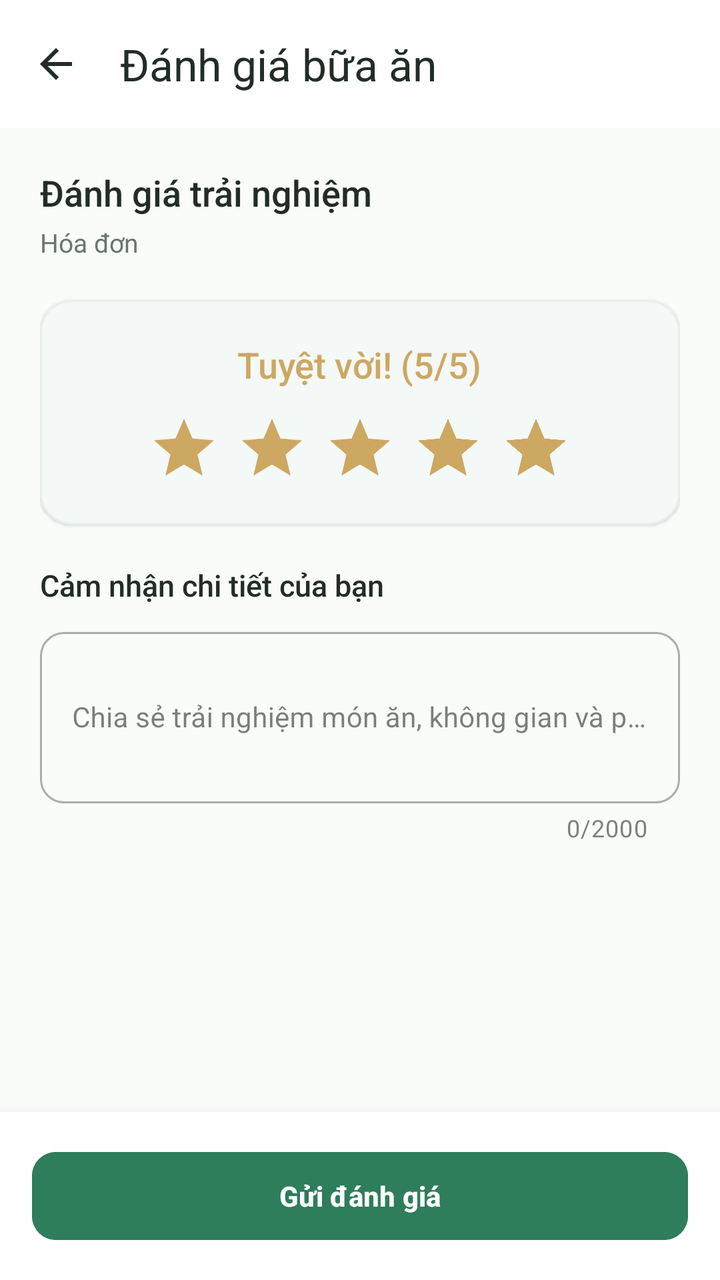
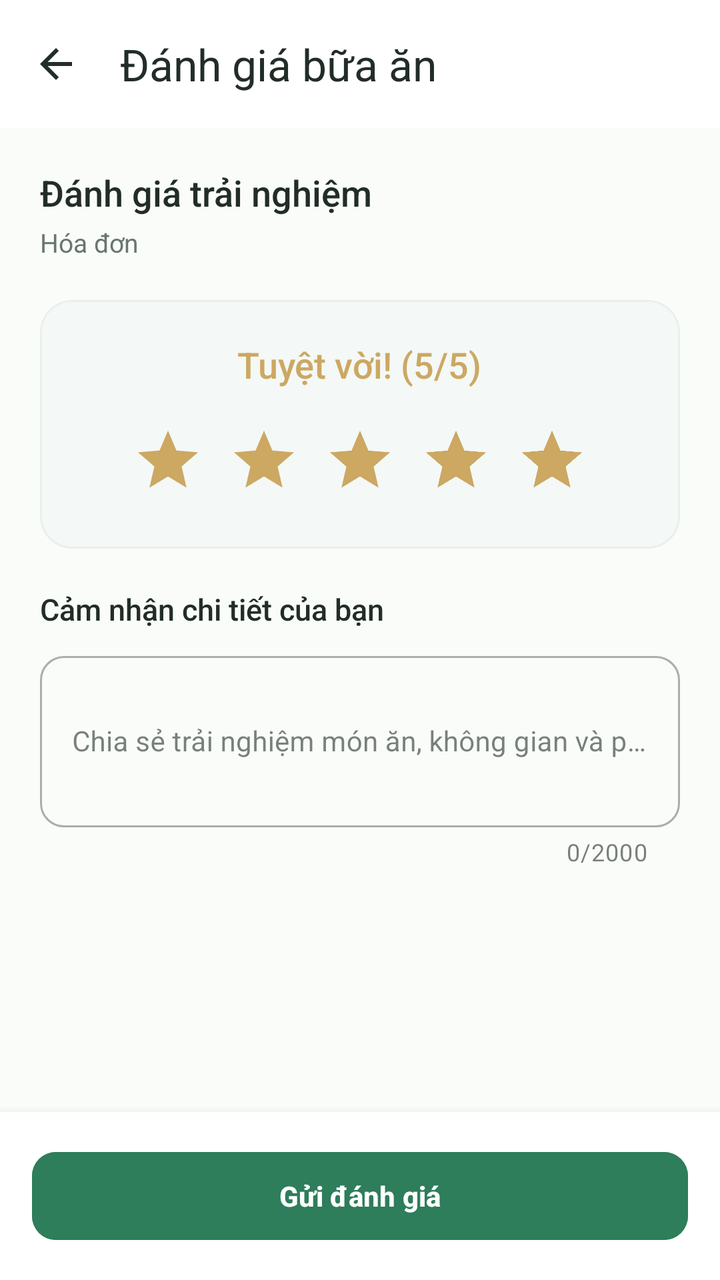

An Android layout rendered at two revisions. The XML below is the earlier revision; the diff shows what the commit changed to produce the second picture.
<!-- AndroidManifest.xml: application theme Theme.VietTable -->
<!-- res/layout/fragment_review.xml -->
<?xml version="1.0" encoding="utf-8"?>
<androidx.coordinatorlayout.widget.CoordinatorLayout xmlns:android="http://schemas.android.com/apk/res/android"
    xmlns:app="http://schemas.android.com/apk/res-auto"
    android:layout_width="match_parent"
    android:layout_height="match_parent"
    android:background="@color/colorBackground">

    <com.google.android.material.appbar.AppBarLayout
        android:layout_width="match_parent"
        android:layout_height="wrap_content"
        android:background="@color/colorSurface"
        app:elevation="0dp">

        <com.google.android.material.appbar.MaterialToolbar
            android:id="@+id/toolbar"
            android:layout_width="match_parent"
            android:layout_height="?attr/actionBarSize"
            app:navigationIcon="@drawable/ic_back"
            app:navigationIconTint="@color/colorTextPrimary"
            app:title="Đánh giá bữa ăn"
            app:titleTextColor="@color/colorTextPrimary" />
    </com.google.android.material.appbar.AppBarLayout>

    <androidx.core.widget.NestedScrollView
        android:layout_width="match_parent"
        android:layout_height="match_parent"
        android:paddingBottom="96dp"
        app:layout_behavior="@string/appbar_scrolling_view_behavior">

        <LinearLayout
            android:layout_width="match_parent"
            android:layout_height="wrap_content"
            android:orientation="vertical"
            android:padding="20dp">

            
            <TextView
                android:id="@+id/tvReviewBranchTitle"
                android:layout_width="wrap_content"
                android:layout_height="wrap_content"
                android:fontFamily="sans-serif-medium"
                android:text="Đánh giá trải nghiệm"
                android:textColor="@color/colorTextPrimary"
                android:textSize="18sp" />

            <TextView
                android:id="@+id/tvReviewInvoiceMeta"
                android:layout_width="wrap_content"
                android:layout_height="wrap_content"
                android:layout_marginTop="4dp"
                android:text="Hóa đơn"
                android:textColor="@color/colorTextSecondary"
                android:textSize="13sp" />

            
            <com.google.android.material.card.MaterialCardView
                android:layout_width="match_parent"
                android:layout_height="wrap_content"
                android:layout_marginTop="20dp"
                app:cardBackgroundColor="@color/colorSurface"
                app:cardCornerRadius="16dp"
                app:cardElevation="1dp"
                app:strokeColor="@color/colorDivider"
                app:strokeWidth="1dp">

                <LinearLayout
                    android:layout_width="match_parent"
                    android:layout_height="wrap_content"
                    android:gravity="center"
                    android:orientation="vertical"
                    android:padding="20dp">

                    <TextView
                        android:id="@+id/tvRatingPrompt"
                        android:layout_width="wrap_content"
                        android:layout_height="wrap_content"
                        android:fontFamily="sans-serif-medium"
                        android:text="Tuyệt vời! (5/5)"
                        android:textColor="@color/colorSecondary"
                        android:textSize="18sp" />

                    
                    <LinearLayout
                        android:id="@+id/layoutStarRating"
                        android:layout_width="wrap_content"
                        android:layout_height="wrap_content"
                        android:layout_marginTop="12dp"
                        android:gravity="center"
                        android:orientation="horizontal">

                        <ImageView
                            android:id="@+id/star1"
                            android:layout_width="36dp"
                            android:layout_height="36dp"
                            android:src="@drawable/ic_star"
                            app:tint="@color/colorSecondary" />

                        <ImageView
                            android:id="@+id/star2"
                            android:layout_width="36dp"
                            android:layout_height="36dp"
                            android:layout_marginStart="8dp"
                            android:src="@drawable/ic_star"
                            app:tint="@color/colorSecondary" />

                        <ImageView
                            android:id="@+id/star3"
                            android:layout_width="36dp"
                            android:layout_height="36dp"
                            android:layout_marginStart="8dp"
                            android:src="@drawable/ic_star"
                            app:tint="@color/colorSecondary" />

                        <ImageView
                            android:id="@+id/star4"
                            android:layout_width="36dp"
                            android:layout_height="36dp"
                            android:layout_marginStart="8dp"
                            android:src="@drawable/ic_star"
                            app:tint="@color/colorSecondary" />

                        <ImageView
                            android:id="@+id/star5"
                            android:layout_width="36dp"
                            android:layout_height="36dp"
                            android:layout_marginStart="8dp"
                            android:src="@drawable/ic_star"
                            app:tint="@color/colorSecondary" />
                    </LinearLayout>
                </LinearLayout>
            </com.google.android.material.card.MaterialCardView>

            
            <TextView
                android:layout_width="wrap_content"
                android:layout_height="wrap_content"
                android:layout_marginTop="20dp"
                android:fontFamily="sans-serif-medium"
                android:text="Cảm nhận chi tiết của bạn"
                android:textColor="@color/colorTextPrimary"
                android:textSize="15sp" />

            <com.google.android.material.textfield.TextInputLayout
                android:id="@+id/tilReviewComment"
                style="@style/Widget.MaterialComponents.TextInputLayout.OutlinedBox"
                android:layout_width="match_parent"
                android:layout_height="wrap_content"
                android:layout_marginTop="8dp"
                android:hint="Chia sẻ trải nghiệm món ăn, không gian và phục vụ..."
                app:counterEnabled="true"
                app:counterMaxLength="2000"
                app:boxCornerRadiusBottomEnd="12dp"
                app:boxCornerRadiusBottomStart="12dp"
                app:boxCornerRadiusTopEnd="12dp"
                app:boxCornerRadiusTopStart="12dp">

                <com.google.android.material.textfield.TextInputEditText
                    android:id="@+id/etReviewComment"
                    android:layout_width="match_parent"
                    android:layout_height="wrap_content"
                    android:inputType="textMultiLine"
                    android:maxLength="2000"
                    android:lines="3"
                    android:textSize="14sp" />
            </com.google.android.material.textfield.TextInputLayout>

        </LinearLayout>
    </androidx.core.widget.NestedScrollView>

    
    <LinearLayout
        android:layout_width="match_parent"
        android:layout_height="wrap_content"
        android:layout_gravity="bottom"
        android:tag="safe_bottom"
        android:background="@color/colorSurface"
        android:elevation="8dp"
        android:padding="16dp">

        <com.google.android.material.button.MaterialButton
            android:id="@+id/btnSubmitReview"
            style="@style/Widget.VietTable.Button.Primary"
            android:layout_width="match_parent"
            android:layout_height="wrap_content"
            android:text="Gửi đánh giá" />
    </LinearLayout>

</androidx.coordinatorlayout.widget.CoordinatorLayout>
<!-- resources referenced by this layout -->
<resources>
  <color name="colorBackground">#FAFCFA</color>
  <color name="colorDivider">#E9EFEB</color>
  <color name="colorSecondary">#CCA862</color>
  <color name="colorSurface">#FFFFFF</color>
  <color name="colorTextPrimary">#222D27</color>
  <color name="accent_gold">#CCA862</color>
  <dimen name="btn_height_primary">52dp</dimen>
  <dimen name="radius_medium">12dp</dimen>
  <style name="Base.Theme.VietTable" parent="Theme.Material3.Light.NoActionBar">
          
          <item name="colorPrimary">@color/primary</item>
          <item name="colorPrimaryDark">@color/primary_dark</item>
          <item name="colorOnPrimary">@color/on_primary</item>
          <item name="colorPrimaryContainer">@color/primary_container</item>
          <item name="colorOnPrimaryContainer">@color/on_primary_container</item>
  
          <item name="colorSecondary">@color/accent_gold</item>
          <item name="colorOnSecondary">@color/white</item>
          <item name="colorSecondaryContainer">@color/accent_gold_container</item>
          <item name="colorOnSecondaryContainer">@color/accent_gold_dark</item>
  
          <item name="android:colorBackground">@color/bg_cream</item>
          <item name="colorSurface">@color/surface</item>
          <item name="colorOnSurface">@color/text_primary</item>
          <item name="colorSurfaceVariant">@color/surface_variant</item>
  
          <item name="colorError">@color/semantic_error</item>
          <item name="colorOnError">@color/white</item>
  
          
          <item name="android:statusBarColor">@android:color/transparent</item>
          <item name="android:windowLightStatusBar">true</item>
          <item name="android:navigationBarColor">@android:color/transparent</item>
          <item name="android:windowLightNavigationBar">true</item>
  
          
          <item name="colorAccent">@color/primary</item>
          <item name="alertDialogTheme">@style/ThemeOverlay.VietTable.Dialog.Alert</item>
          <item name="materialAlertDialogTheme">@style/ThemeOverlay.VietTable.MaterialAlertDialog</item>
          <item name="buttonBarPositiveButtonStyle">@style/Widget.VietTable.Dialog.Button.Positive</item>
          <item name="buttonBarNegativeButtonStyle">@style/Widget.VietTable.Dialog.Button.Negative</item>
          <item name="buttonBarNeutralButtonStyle">@style/Widget.VietTable.Dialog.Button.Neutral</item>
          <item name="materialButtonStyle">@style/Widget.VietTable.Button.Primary</item>
          <item name="materialButtonOutlinedStyle">@style/Widget.VietTable.Button.Outlined</item>
          <item name="borderlessButtonStyle">@style/Widget.VietTable.Button.Text</item>
          <item name="materialCardViewStyle">@style/Widget.VietTable.Card</item>
          <item name="textInputStyle">@style/Widget.VietTable.TextInputLayout</item>
          <item name="toolbarStyle">@style/Widget.VietTable.Toolbar</item>
          <item name="bottomNavigationStyle">@style/Widget.VietTable.BottomNavigationView</item>
      </style>
  <dimen name="text_button">14sp</dimen>
  <color name="primary">#2E7D5B</color>
  <color name="primary_dark">#24654A</color>
  <color name="on_primary">#FFFFFF</color>
  <color name="primary_container">#EEF7F2</color>
  <color name="white">#FFFFFFFF</color>
  <color name="accent_gold_dark">#9E7D33</color>
  <color name="bg_cream">#FAFCFA</color>
  <color name="surface">#FFFFFF</color>
  <color name="text_primary">#222D27</color>
  <color name="surface_variant">#F3F7F5</color>
  <color name="semantic_error">#D32F2F</color>
  <color name="text_secondary">#68766E</color>
  <color name="transparent">#00000000</color>
  <dimen name="radius_large">16dp</dimen>
  <dimen name="card_elevation">1.5dp</dimen>
  <color name="divider">#E9EFEB</color>
  <dimen name="card_stroke_width">1dp</dimen>
  <!-- unchanged entries left out for length: 23 -->
</resources>

<!-- the commit's change to res/layout/fragment_review.xml (unified diff, before → after) -->
@@ -16,6 +16,7 @@
             android:layout_width="match_parent"
             android:layout_height="?attr/actionBarSize"
             app:navigationIcon="@drawable/ic_back"
+            app:navigationContentDescription="@string/a11y_back"
             app:navigationIconTint="@color/colorTextPrimary"
             app:title="Đánh giá bữa ăn"
             app:titleTextColor="@color/colorTextPrimary" />
@@ -90,40 +91,56 @@
 
                         <ImageView
                             android:id="@+id/star1"
-                            android:layout_width="36dp"
-                            android:layout_height="36dp"
+                            android:contentDescription="@string/a11y_rating_1"
+                            android:layout_width="48dp"
+                            android:layout_height="48dp"
+                            android:clickable="true"
+                            android:focusable="true"
+                            android:padding="6dp"
                             android:src="@drawable/ic_star"
                             app:tint="@color/colorSecondary" />
 
                         <ImageView
                             android:id="@+id/star2"
-                            android:layout_width="36dp"
-                            android:layout_height="36dp"
-                            android:layout_marginStart="8dp"
+                            android:contentDescription="@string/a11y_rating_2"
+                            android:layout_width="48dp"
+                            android:layout_height="48dp"
+                            android:clickable="true"
+                            android:focusable="true"
+                            android:padding="6dp"
                             android:src="@drawable/ic_star"
                             app:tint="@color/colorSecondary" />
 
                         <ImageView
                             android:id="@+id/star3"
-                            android:layout_width="36dp"
-                            android:layout_height="36dp"
-                            android:layout_marginStart="8dp"
+                            android:contentDescription="@string/a11y_rating_3"
+                            android:layout_width="48dp"
+                            android:layout_height="48dp"
+                            android:clickable="true"
+                            android:focusable="true"
+                            android:padding="6dp"
                             android:src="@drawable/ic_star"
                             app:tint="@color/colorSecondary" />
 
                         <ImageView
                             android:id="@+id/star4"
-                            android:layout_width="36dp"
-                            android:layout_height="36dp"
-                            android:layout_marginStart="8dp"
+                            android:contentDescription="@string/a11y_rating_4"
+                            android:layout_width="48dp"
+                            android:layout_height="48dp"
+                            android:clickable="true"
+                            android:focusable="true"
+                            android:padding="6dp"
                             android:src="@drawable/ic_star"
                             app:tint="@color/colorSecondary" />
 
                         <ImageView
                             android:id="@+id/star5"
-                            android:layout_width="36dp"
-                            android:layout_height="36dp"
-                            android:layout_marginStart="8dp"
+                            android:contentDescription="@string/a11y_rating_5"
+                            android:layout_width="48dp"
+                            android:layout_height="48dp"
+                            android:clickable="true"
+                            android:focusable="true"
+                            android:padding="6dp"
                             android:src="@drawable/ic_star"
                             app:tint="@color/colorSecondary" />
                     </LinearLayout>
<!-- resource entries referenced after the edit -->
@@ -5,6 +5,12 @@
   <color name="colorSecondary">#CCA862</color>
   <color name="colorSurface">#FFFFFF</color>
   <color name="colorTextPrimary">#222D27</color>
+  <string name="a11y_back">Quay lại</string>
+  <string name="a11y_rating_1">Đánh giá 1 sao</string>
+  <string name="a11y_rating_2">Đánh giá 2 sao</string>
+  <string name="a11y_rating_3">Đánh giá 3 sao</string>
+  <string name="a11y_rating_4">Đánh giá 4 sao</string>
+  <string name="a11y_rating_5">Đánh giá 5 sao</string>
   <color name="accent_gold">#CCA862</color>
   <dimen name="btn_height_primary">52dp</dimen>
   <dimen name="radius_medium">12dp</dimen>
@@ -33,7 +39,6 @@
           <item name="android:statusBarColor">@android:color/transparent</item>
           <item name="android:windowLightStatusBar">true</item>
           <item name="android:navigationBarColor">@android:color/transparent</item>
-          <item name="android:windowLightNavigationBar">true</item>
   
           
           <item name="colorAccent">@color/primary</item>
